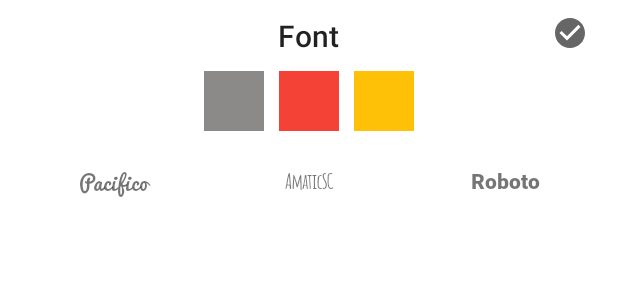
After one commit to JowelAhmedHim/Pencil, an Android app: the layout add_note_bottomsheet_font_dialog.xml on its own in the app's theme, with its tools: preview values and no code run, on a phone screen of 412 x 824 dp. The commit adds this screen. Shown: the top 300 px of the screen. Run offline under Robolectric (Android 15) with nearby library versions, the phone set to English and light mode, and no system bars.

Commit message:
font color and font family function created and many bug fixed

```diff
--- a/app/build.gradle
+++ b/app/build.gradle
@@ -37,5 +37,11 @@ dependencies {
     androidTestImplementation 'androidx.test.ext:junit:1.1.2'
     androidTestImplementation 'androidx.test.espresso:espresso-core:3.3.0'
 
+
+
+
+
+
+    //colorPicker dialog
     implementation 'com.github.QuadFlask:colorpicker:0.0.15'
 }
--- a/app/src/main/AndroidManifest.xml
+++ b/app/src/main/AndroidManifest.xml
@@ -12,9 +12,11 @@
         android:label="@string/app_name"
         android:roundIcon="@mipmap/ic_launcher_round"
         android:supportsRtl="true"
-        android:theme="@style/Theme.Pencil">
+        android:theme="@style/Theme.Pencil"
+        android:windowSoftInputMode="stateVisible">
         <activity android:name=".PaintActivity"></activity>
-        <activity android:name=".AddNoteActivity" />
+        <activity android:name=".AddNoteActivity"
+           />
         <activity android:name=".MainActivity">
             <intent-filter>
                 <action android:name="android.intent.action.MAIN" />
--- /dev/null
+++ b/app/src/main/res/layout/add_note_bottomsheet_font_dialog.xml
@@ -0,0 +1,92 @@
+<?xml version="1.0" encoding="utf-8"?>
+<RelativeLayout xmlns:android="http://schemas.android.com/apk/res/android"
+    android:layout_width="match_parent"
+    android:layout_height="wrap_content"
+    android:layout_margin="10dp"
+    xmlns:app="http://schemas.android.com/apk/res-auto">
+    <TextView
+        android:id="@+id/fontTitle"
+        android:layout_width="wrap_content"
+        android:layout_height="wrap_content"
+        android:text="Font"
+        android:textAppearance="@style/TextAppearance.AppCompat.Title"
+        android:layout_centerHorizontal="true"
+        />
+    <ImageView
+        android:id="@+id/fontSave"
+        android:layout_width="wrap_content"
+        android:layout_height="wrap_content"
+        android:src="@drawable/ic_baseline_check_circle_24"
+        android:layout_alignParentEnd="true"
+        android:layout_marginRight="10dp"/>
+
+
+    <RelativeLayout
+        android:id="@+id/fontColor"
+        android:layout_width="wrap_content"
+        android:layout_height="wrap_content"
+        android:layout_centerHorizontal="true"
+        android:layout_margin="10dp"
+        android:layout_below="@+id/fontTitle">
+        <View
+            android:id="@+id/blackColor"
+            android:layout_width="40dp"
+            android:layout_height="40dp"
+            android:background="@color/silver"/>
+        <View
+            android:id="@+id/redColor"
+            android:layout_width="40dp"
+            android:layout_height="40dp"
+            android:background="@color/orange"
+            android:layout_marginLeft="10dp"
+            android:layout_toEndOf="@+id/blackColor"/>
+        <View
+            android:id="@+id/yellowColor"
+            android:layout_width="40dp"
+            android:layout_height="40dp"
+            android:background="@color/yellow"
+            android:layout_marginLeft="10dp"
+            android:layout_toEndOf="@+id/redColor"/>
+
+    </RelativeLayout>
+
+    <LinearLayout
+        android:id="@+id/fontFamily"
+        android:layout_width="match_parent"
+        android:layout_height="wrap_content"
+        android:orientation="horizontal"
+        android:layout_below="@+id/fontColor">
+        <TextView
+            android:id="@+id/pacific"
+             android:layout_width="0dp"
+             android:layout_height="match_parent"
+             android:layout_weight="1"
+             android:gravity="center"
+             android:text="Pacifico"
+             android:padding="10dp"
+             android:fontFamily="@font/pacifico"
+            />
+        <TextView
+            android:id="@+id/amatic"
+            android:layout_width="0dp"
+            android:layout_height="match_parent"
+            android:layout_weight="1"
+            android:gravity="center"
+            android:text="AmaticSC"
+            android:padding="10dp"
+            android:fontFamily="@font/amaticbold"/>
+        <TextView
+            android:id="@+id/roboto"
+            android:layout_width="0dp"
+            android:layout_height="match_parent"
+            android:layout_weight="1"
+            android:gravity="center"
+            android:text="Roboto"
+            android:padding="10dp"
+            android:fontFamily="@font/robotoblack"/>
+    </LinearLayout>
+
+
+
+
+</RelativeLayout>
--- a/app/src/main/res/values/colors.xml
+++ b/app/src/main/res/values/colors.xml
@@ -7,4 +7,8 @@
     <color name="teal_700">#FF018786</color>
     <color name="black">#FF000000</color>
     <color name="white">#FFFFFFFF</color>
+
+    <color name="silver">#8C8989</color>
+    <color name="orange">#F44336</color>
+    <color name="yellow">#FFC107</color>
 </resources>
```
Also changed, not shown: app/src/main/java/com/example/pencil/AddNoteActivity.java (+241 -115 lines), app/src/main/res/drawable/circle_btn.xml (added, +12 -0 lines), app/src/main/res/layout/activity_add_note.xml (+8 -6 lines), app/src/main/res/font/amaticbold.ttf (added), app/src/main/res/font/amaticscregular.ttf (added), app/src/main/res/font/pacifico.ttf (added), app/src/main/res/font/robotoblack.ttf (added).
